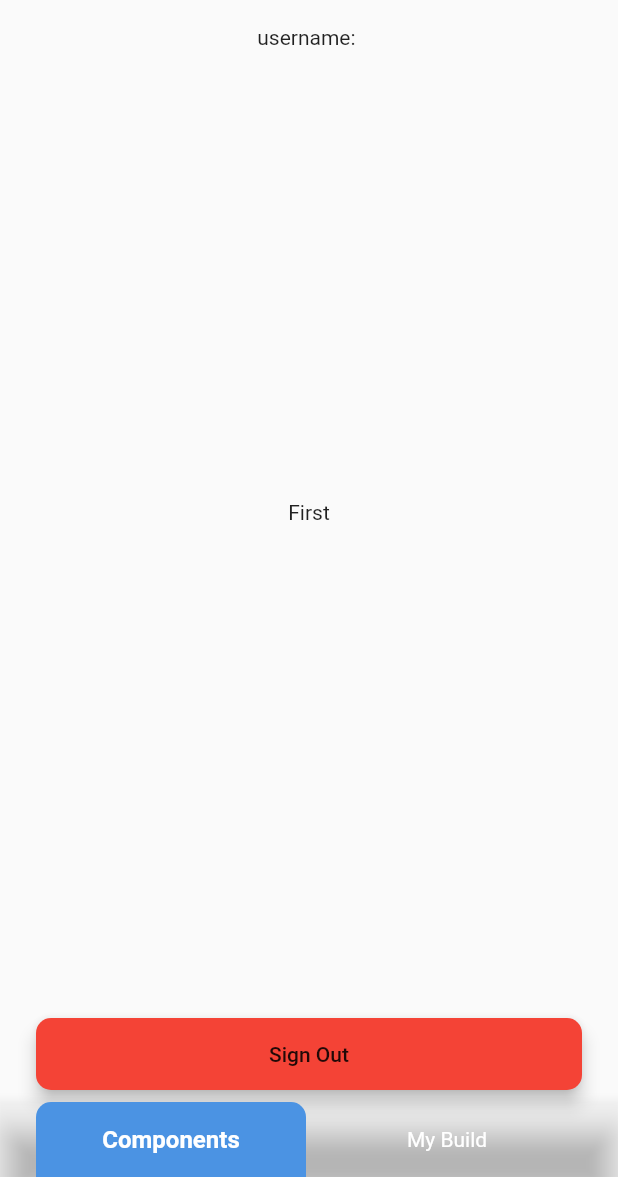
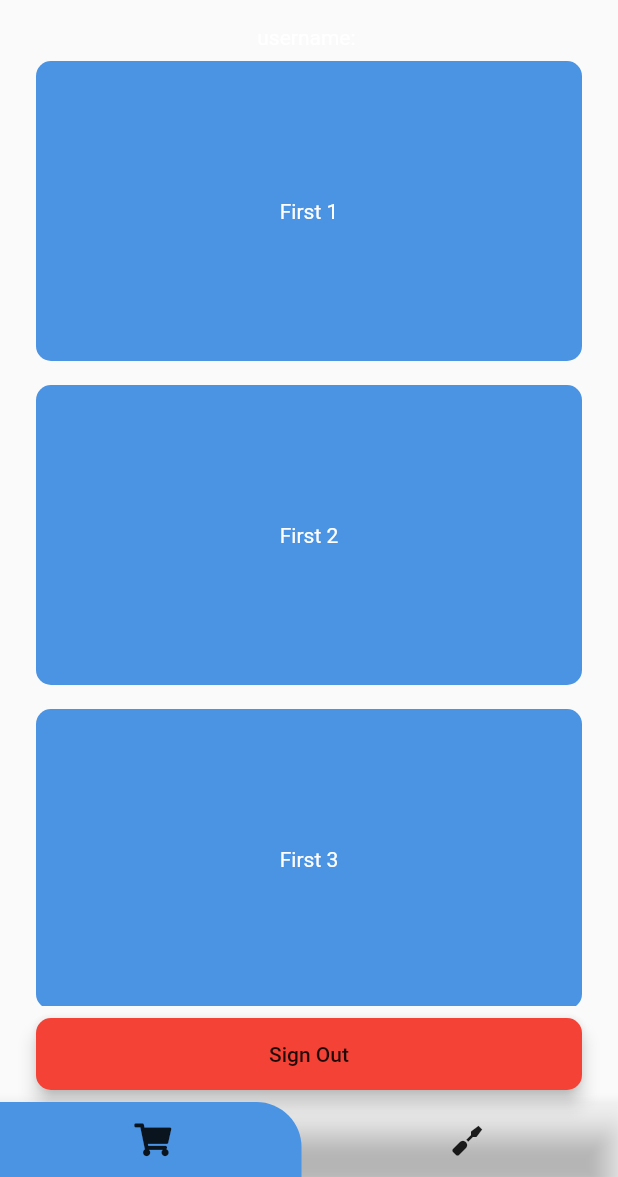
Before and after one commit to ryanhossain9797/PC-Build-Assistant, a Flutter app: the HomeScreen screen opened by its route, on a phone screen of 412 x 824 dp, the part 59-1236 px from its top. Run offline on Flutter 3.47's test engine with Material 2 defaults, Android fonts, the phone set to English and light mode, and no system bars; our stand-ins replace animated_text_kit, firebase_auth, font_awesome_flutter, google_sign_in, modal_progress_hud; accounts and stored records are empty.

Commit message:
Bottom Nav Bar Work Listviews added Dummy Components Added Rodin Font in certain areas

```diff
--- /dev/null
+++ b/lib/components/pc_component.dart
@@ -0,0 +1,22 @@
+import 'package:flutter/material.dart';
+import 'package:pc_build_assistant/constants.dart';
+
+class PCComponent extends StatelessWidget {
+  final String title;
+  const PCComponent({Key key, @required this.title}) : super(key: key);
+
+  @override
+  Widget build(BuildContext context) {
+    return Container(
+      margin: EdgeInsets.symmetric(vertical: 8),
+      decoration: BoxDecoration(
+        color: kLoginButtonColor,
+        borderRadius: BorderRadius.all(
+          Radius.circular(kRadius),
+        ),
+      ),
+      height: 200,
+      child: Center(child: Text(title)),
+    );
+  }
+}
--- a/lib/constants.dart
+++ b/lib/constants.dart
@@ -59,6 +59,7 @@ const kAnimatedTextStyle = TextStyle(
   color: Colors.white,
   fontSize: 24.0,
   fontWeight: FontWeight.w900,
+  fontFamily: "Rodin",
 );
 
 const kSendButtonTextStyle = TextStyle(
--- a/lib/main.dart
+++ b/lib/main.dart
@@ -22,15 +22,18 @@ class MyApp extends StatelessWidget {
       debugShowCheckedModeBanner: false,
       title: 'Flutter Demo',
       theme: ThemeData.light().copyWith(
+        textTheme: TextTheme().apply(fontFamily: "Rodin"),
         appBarTheme: AppBarTheme(
           color: Colors.transparent,
           elevation: 0.0,
-      )),
+        ),
+      ),
       darkTheme: ThemeData.dark().copyWith(
         appBarTheme: AppBarTheme(
           color: Colors.transparent,
           elevation: 0.0,
-      )),
+        ),
+      ),
       routes: {
         WelcomeScreen.id: (context) => WelcomeScreen(),
         LoginScreen.id: (context) => LoginScreen(),
--- a/lib/screens/home_screen.dart
+++ b/lib/screens/home_screen.dart
@@ -1,6 +1,8 @@
 import 'package:firebase_auth/firebase_auth.dart';
 import 'package:flutter/material.dart';
 import 'package:flutter/painting.dart';
+import 'package:font_awesome_flutter/font_awesome_flutter.dart';
+import 'package:pc_build_assistant/components/pc_component.dart';
 import 'package:pc_build_assistant/components/rounded_button.dart';
 import 'package:pc_build_assistant/constants.dart';
 
@@ -15,7 +17,7 @@ class _HomeScreenState extends State<HomeScreen> {
   final FirebaseAuth _auth = FirebaseAuth.instance;
   FirebaseUser _currentUser;
   String userName = "No One Logged In";
-  int index = 0;
+  int _index = 0;
 
   GlobalKey _componentsKey = GlobalKey();
   GlobalKey _buildKey = GlobalKey();
@@ -50,7 +52,7 @@ class _HomeScreenState extends State<HomeScreen> {
       if (user != null) {
         setState(() {
           _currentUser = user;
-          userName = user.email;
+          userName = _currentUser.email;
         });
       }
     } catch (excp) {
@@ -62,60 +64,32 @@ class _HomeScreenState extends State<HomeScreen> {
   Widget build(BuildContext context) {
     return Scaffold(
       appBar: AppBar(
-        title: Text("PC Build Assistant"),
+        title: Text(
+          "PC Build Assistant",
+          style: TextStyle(fontFamily: "Rodin"),
+        ),
         centerTitle: true,
       ),
       bottomNavigationBar: BottomAppBar(
         color: Colors.transparent,
         child: Container(
-          margin: EdgeInsets.symmetric(horizontal: 24),
           height: 50,
           child: Stack(
             children: <Widget>[
-//              Row(
-//                children: <Widget>[
-//                  Expanded(
-//                    child: Container(
-//                      decoration: BoxDecoration(
-//                        color:
-//                            index == 0 ? kLoginButtonColor : Colors.transparent,
-//                        borderRadius: BorderRadius.only(
-//                          topLeft: Radius.circular(kRadius),
-//                          topRight: Radius.circular(kRadius),
-//                        ),
-//                      ),
-//                    ),
-//                  ),
-//                  Container(
-//                    width: 4,
-//                  ),
-//                  Expanded(
-//                    child: Container(
-//                      decoration: BoxDecoration(
-//                        color:
-//                            index == 1 ? kLoginButtonColor : Colors.transparent,
-//                        borderRadius: BorderRadius.only(
-//                          topLeft: Radius.circular(kRadius),
-//                          topRight: Radius.circular(kRadius),
-//                        ),
-//                      ),
-//                    ),
-//                  ),
-//                ],
-//              ),
               AnimatedAlign(
                 curve: Curves.decelerate,
-                duration: Duration(milliseconds: 200),
+                duration: Duration(milliseconds: 300),
                 alignment:
-                    index == 0 ? Alignment.centerLeft : Alignment.centerRight,
-                child: Container(
+                    _index == 0 ? Alignment.centerLeft : Alignment.centerRight,
+                child: AnimatedContainer(
+                  duration: Duration(milliseconds: 300),
                   width: _tabWidth,
                   height: _tabHeight,
                   decoration: BoxDecoration(
                     color: kLoginButtonColor,
                     borderRadius: BorderRadius.only(
-                      topLeft: Radius.circular(kRadius),
-                      topRight: Radius.circular(kRadius),
+                      topLeft: _index == 1 ? Radius.circular(30) : Radius.zero,
+                      topRight: _index == 0 ? Radius.circular(30) : Radius.zero,
                     ),
                   ),
                 ),
@@ -129,25 +103,21 @@ class _HomeScreenState extends State<HomeScreen> {
                       child: Container(
                         key: _componentsKey,
                         child: Center(
-                          child: AnimatedDefaultTextStyle(
-                            duration: Duration(milliseconds: 100),
-                            style: index == 0
-                                ? TextStyle(
-                                    fontSize: 16, fontWeight: FontWeight.bold)
-                                : TextStyle(fontSize: 14),
-                            child: Text("Components"),
+                          child: Icon(
+                            FontAwesomeIcons.shoppingCart,
+                            size: _index == 0 ? 22 : 20,
                           ),
                         ),
                       ),
                       onTap: () {
                         setState(() {
-                          index = 0;
+                          _index = 0;
                         });
                       },
                     ),
                   ),
                   Container(
-                    width: 4,
+                    width: 10,
                   ),
                   Expanded(
                     child: InkWell(
@@ -156,19 +126,15 @@ class _HomeScreenState extends State<HomeScreen> {
                       child: Container(
                         key: _buildKey,
                         child: Center(
-                          child: AnimatedDefaultTextStyle(
-                            duration: Duration(milliseconds: 100),
-                            style: index == 1
-                                ? TextStyle(
-                                    fontSize: 16, fontWeight: FontWeight.bold)
-                                : TextStyle(fontSize: 14),
-                            child: Text("My Build"),
+                          child: Icon(
+                            FontAwesomeIcons.screwdriver,
+                            size: _index == 1 ? 22 : 20,
                           ),
                         ),
                       ),
                       onTap: () {
                         setState(() {
-                          index = 1;
+                          _index = 1;
                         });
                       },
                     ),
@@ -190,18 +156,25 @@ class _HomeScreenState extends State<HomeScreen> {
             ),
             Expanded(
               child: IndexedStack(
-                index: index,
+                index: _index,
                 children: <Widget>[
-                  Center(
-                    child: Text("First"),
+                  ListView(
+                    children: <Widget>[
+                      PCComponent(title: "First 1"),
+                      PCComponent(title: "First 2"),
+                      PCComponent(title: "First 3"),
+                    ],
                   ),
-                  Center(
-                    child: Text("Second"),
-                  ),
+                  ListView(
+                    children: <Widget>[
+                      PCComponent(title: "Second 1"),
+                      PCComponent(title: "Second 2"),
+                      PCComponent(title: "Second 3"),
+                    ],
+                  )
                 ],
               ),
             ),
-            SizedBox.fromSize(size: Size(1, 20)),
             Padding(
               padding: EdgeInsets.symmetric(vertical: 8.0),
               child: Hero(
--- a/lib/screens/login_screen.dart
+++ b/lib/screens/login_screen.dart
@@ -41,7 +41,10 @@ class _LoginScreenState extends State<LoginScreen> {
   Widget build(BuildContext context) {
     return Scaffold(
       appBar: AppBar(
-        title: Text("Login"),
+        title: Text(
+          "Login",
+          style: TextStyle(fontFamily: "Rodin"),
+        ),
         centerTitle: true,
       ),
       body: ModalProgressHUD(
--- a/lib/screens/registration_screen.dart
+++ b/lib/screens/registration_screen.dart
@@ -46,7 +46,10 @@ class _RegistrationScreenState extends State<RegistrationScreen> {
   Widget build(BuildContext context) {
     return Scaffold(
       appBar: AppBar(
-        title: Text("Register"),
+        title: Text(
+          "Register",
+          style: TextStyle(fontFamily: "Rodin"),
+        ),
         centerTitle: true,
       ),
       body: ModalProgressHUD(
--- a/lib/screens/reset_screen.dart
+++ b/lib/screens/reset_screen.dart
@@ -38,7 +38,10 @@ class _ResetScreenState extends State<ResetScreen> {
   Widget build(BuildContext context) {
     return Scaffold(
       appBar: AppBar(
-        title: Text("Reset Password"),
+        title: Text(
+          "Reset Password",
+          style: TextStyle(fontFamily: "Rodin"),
+        ),
         centerTitle: true,
         backgroundColor: Colors.transparent,
         elevation: 0.0,
--- a/lib/screens/welcome_screen.dart
+++ b/lib/screens/welcome_screen.dart
@@ -60,7 +60,6 @@ class _WelcomeScreenState extends State<WelcomeScreen> {
                 ),
                 Expanded(
                   child: TypewriterAnimatedTextKit(
-                    isRepeatingAnimation: false,
                     duration: Duration(seconds: 10),
                     text: ["PC Build Assistant"],
                     textStyle: kAnimatedTextStyle,
--- a/pubspec.yaml
+++ b/pubspec.yaml
@@ -32,6 +32,7 @@ dependencies:
 dev_dependencies:
   flutter_test:
     sdk: flutter
+  font_awesome_flutter: ^8.5.0
 
 
 # For information on the generic Dart part of this file, see the
@@ -78,3 +79,7 @@ flutter:
   #
   # For details regarding fonts from package dependencies,
   # see https://flutter.dev/custom-fonts/#from-packages
+  fonts:
+    - family: Rodin
+      fonts:
+        - asset: fonts/rodin.ttf
```
Also changed, not shown: fonts/rodin.ttf (added), pubspec.lock. Lines whose indentation alone changed are shown as unchanged.
